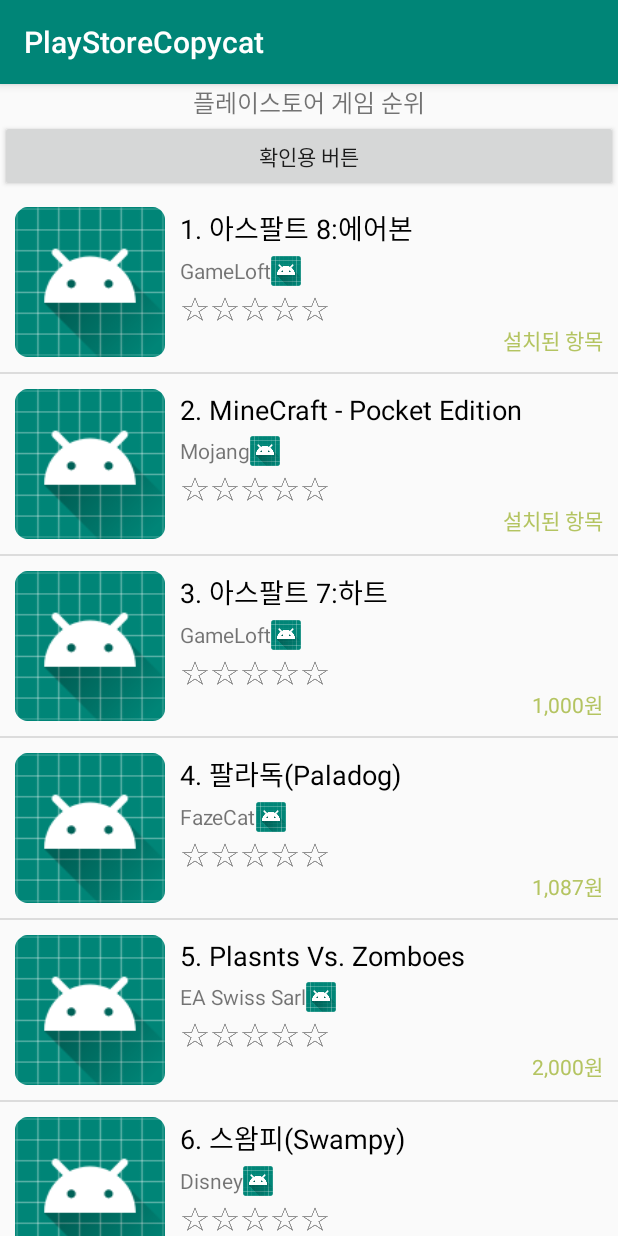
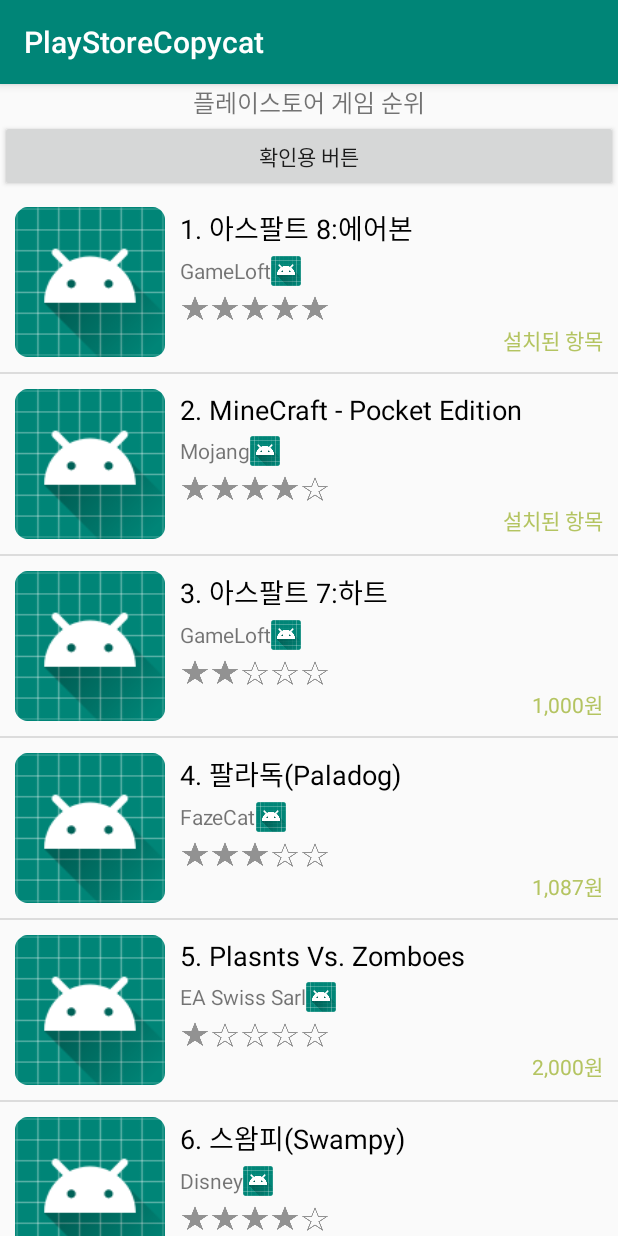
Before and after one commit to chaeakf/PlayStoreCopycat, an Android app: the screen it shows after launch (MainActivity), on a phone screen of 412 x 824 dp. Run offline under Robolectric (Android 15) with nearby library versions, the phone set to English and light mode, and no system bars; our stand-ins replace data binding.

Commit message:
for문을 이용한 평점 별표 찍기

```diff
--- a/app/src/main/java/com/tj/playstorecopycat/MainActivity.java
+++ b/app/src/main/java/com/tj/playstorecopycat/MainActivity.java
@@ -88,6 +88,20 @@ public class MainActivity extends AppCompatActivity {
         appList.add(new App(4,"팔라독(Paladog)","FazeCat",3,1087, false));
         appList.add(new App(5,"Plasnts Vs. Zomboes","EA Swiss Sarl",1,2000, false));
         appList.add(new App(6,"스왐피(Swampy)","Disney",4,3000, false));
+
+        appList.add(new App(1,"아스팔트 8:에어본","GameLoft",5,6000, true));
+        appList.add(new App(2,"MineCraft - Pocket Edition","Mojang",4,5000, true));
+        appList.add(new App(3,"아스팔트 7:하트","GameLoft",2,1000, false));
+        appList.add(new App(4,"팔라독(Paladog)","FazeCat",3,1087, false));
+        appList.add(new App(5,"Plasnts Vs. Zomboes","EA Swiss Sarl",1,2000, false));
+        appList.add(new App(6,"스왐피(Swampy)","Disney",4,3000, false));
+
+        appList.add(new App(1,"아스팔트 8:에어본","GameLoft",5,6000, true));
+        appList.add(new App(2,"MineCraft - Pocket Edition","Mojang",4,5000, true));
+        appList.add(new App(3,"아스팔트 7:하트","GameLoft",2,1000, false));
+        appList.add(new App(4,"팔라독(Paladog)","FazeCat",3,1087, false));
+        appList.add(new App(5,"Plasnts Vs. Zomboes","EA Swiss Sarl",1,2000, false));
+        appList.add(new App(6,"스왐피(Swampy)","Disney",4,3000, false));
     }
 
 }
--- a/app/src/main/java/com/tj/playstorecopycat/adapters/appAdapter.java
+++ b/app/src/main/java/com/tj/playstorecopycat/adapters/appAdapter.java
@@ -1,15 +1,18 @@
 package com.tj.playstorecopycat.adapters;
 
 import android.content.Context;
+import android.media.Image;
 import android.view.LayoutInflater;
 import android.view.View;
 import android.view.ViewGroup;
 import android.widget.ArrayAdapter;
+import android.widget.ImageView;
 import android.widget.TextView;
 
 import com.tj.playstorecopycat.R;
 import com.tj.playstorecopycat.datas.App;
 
+import java.util.ArrayList;
 import java.util.List;
 
 public class appAdapter extends ArrayAdapter<App> {
@@ -43,6 +46,43 @@ public class appAdapter extends ArrayAdapter<App> {
            TextView companyNameTxt = row.findViewById(R.id.companyNameTxt);
            TextView priceOrInstallTxt = row.findViewById(R.id.priceOrInstallTxt);
 
+           ImageView star1= row.findViewById(R.id.star1);
+           ImageView star2= row.findViewById(R.id.star2);
+           ImageView star3= row.findViewById(R.id.star3);
+           ImageView star4= row.findViewById(R.id.star4);
+           ImageView star5= row.findViewById(R.id.star5);
+
+           List<ImageView> stars = new ArrayList<>();
+
+           stars.add(star1);
+           stars.add(star2);
+           stars.add(star3);
+           stars.add(star4);
+           stars.add(star5);
+
+//           리스트뷰는 재사용성때문에 데이터가 잘못 나올 수 있음.
+//           항상 초기 상태로 돌려주는 작업 필요.
+
+           for (ImageView star : stars) {
+               star.setImageResource(R.drawable.star_empty);
+           }
+
+           for (int i = 0 ; i < appData.userRating; i++){
+               stars.get(i).setImageResource(R.drawable.star_fill);
+           }
+
+
+//           if (appData.userRating == 1) {
+//               star1.setImageResource(R.drawable.star_fill);
+//               star1.setImageResource(R.drawable.star_empty);
+//               star1.setImageResource(R.drawable.star_empty);
+//               star1.setImageResource(R.drawable.star_empty);
+//               star1.setImageResource(R.drawable.star_empty);
+//
+//           }
+
+
+
 //            등수와 제목을 세팅.
             rankAndTitleTxt.setText(String.format("%d. %s",appData.rank, appData.title) );
 //            회사 이름은 가진 그대로 대입.
```
